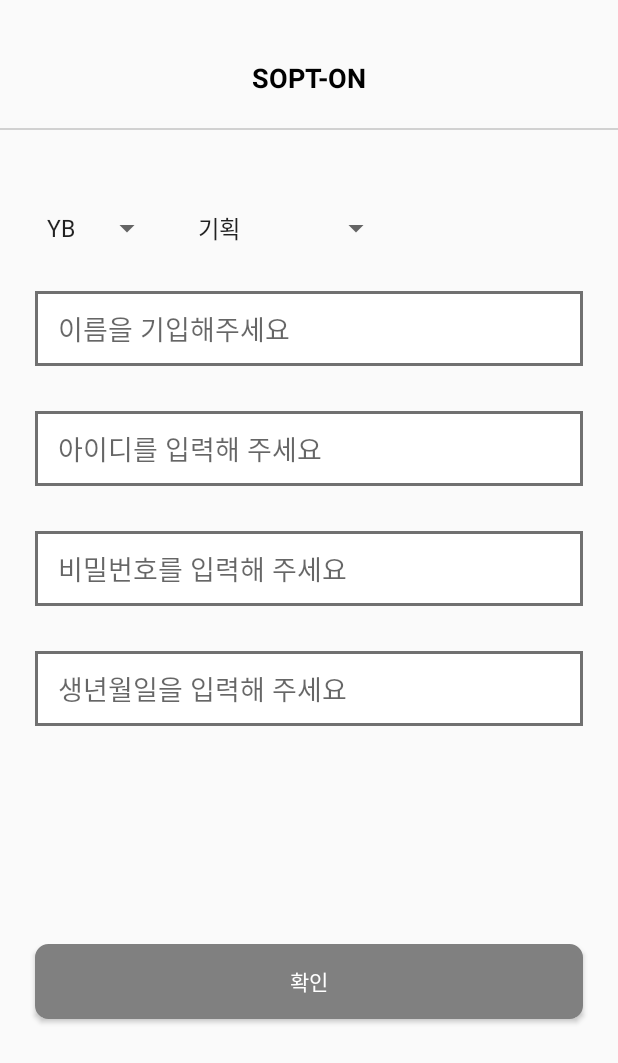
After one commit to SOPTKATHON-SoptOn/Sopt-On, an Android app: the RegisterActivity screen opened directly, with no data from a screen before it, on a phone screen of 412 x 824 dp. The commit adds this screen. Shown: the top 1063 px of the screen. Run offline under Robolectric (Android 15) with nearby library versions, the phone set to English and light mode, and no system bars.

Commit message:
add Register

```diff
--- /dev/null
+++ b/app/src/main/java/com/example/sopkathon/RegisterActivity.kt
@@ -0,0 +1,47 @@
+package com.example.sopkathon
+
+import androidx.appcompat.app.AppCompatActivity
+import android.os.Bundle
+import android.view.View
+import android.widget.AdapterView
+import android.widget.ArrayAdapter
+import com.example.sopkathon.data.RequestRegister
+import com.example.sopkathon.network.RequestRegisterToServer
+import kotlinx.android.synthetic.main.activity_register.*
+
+class RegisterActivity : AppCompatActivity() {
+
+    val requestToServer = RequestRegisterToServer
+
+    override fun onCreate(savedInstanceState: Bundle?) {
+        super.onCreate(savedInstanceState)
+        setContentView(R.layout.activity_register)
+
+
+        bt_complete.setOnClickListener() {
+            if (ed_id.text.isNullOrBlank() || ed_password.text.isNullOrBlank() || ed_name.text.isNullOrBlank() || ed_birthday.text.isNullOrBlank()) {
+                showToast("가입 정보를 확인하세요")
+            }   else {
+                requestToServer.service.requestRegister(
+                    RequestRegister(
+                        name = ed_name.text.toString(),
+                        birthday = ed_birthday.text.toString(),
+                        id = ed_id.text.toString(),
+                        password = ed_password.text.toString()
+                    )
+                ).customEnqueue(
+                    onError = { showToast("올바르지 못한 요청입니다")},
+                    onSuccess = {
+                        if(it.success){
+                            showToast("회원가입 성공")
+                            startActivity<MainActivity>()
+                            finish()
+                        }else {
+                            showToast("가입 정보를 확인하세요.")
+                        }
+                    }
+                )
+            }
+        }
+    }
+}
--- /dev/null
+++ b/app/src/main/java/com/example/sopkathon/data/RequestLogin.kt
@@ -0,0 +1,6 @@
+package com.example.sopkathon.data
+
+data class RequestLogin (
+    val id : String,
+    val password : String
+)
--- /dev/null
+++ b/app/src/main/res/drawable/register_button.xml
@@ -0,0 +1,11 @@
+<?xml version="1.0" encoding="utf-8"?>
+<selector xmlns:android="http://schemas.android.com/apk/res/android">
+    <item>
+        <shape>
+            <size android:width="300dp" android:height="50dp"/>
+            <solid android:color="#808080"/>
+            <stroke android:color="#808080" android:width="2dp"/>
+            <corners android:radius="8dp"/>
+        </shape>
+    </item>
+</selector>
--- /dev/null
+++ b/app/src/main/res/drawable/register_ed.xml
@@ -0,0 +1,10 @@
+<?xml version="1.0" encoding="utf-8"?>
+<selector xmlns:android="http://schemas.android.com/apk/res/android">
+    <item>
+        <shape>
+            <size android:width="300dp" android:height="50dp"/>
+            <solid android:color="#ffffff"/>
+            <stroke android:color="#707070" android:width="2dp"/>
+        </shape>
+    </item>
+</selector>
--- /dev/null
+++ b/app/src/main/res/layout/activity_register.xml
@@ -0,0 +1,110 @@
+<?xml version="1.0" encoding="utf-8"?>
+<androidx.constraintlayout.widget.ConstraintLayout
+    xmlns:android="http://schemas.android.com/apk/res/android"
+    xmlns:app="http://schemas.android.com/apk/res-auto"
+    xmlns:tools="http://schemas.android.com/tools"
+    android:layout_width="match_parent"
+    android:layout_height="match_parent"
+    tools:context=".RegisterActivity">
+
+    <include
+        android:id="@+id/register_toolbar"
+        layout="@layout/register_toolbar" />
+
+    <View
+        android:id="@+id/underLine"
+        android:layout_width="0dp"
+        android:layout_height="1dp"
+        android:background="#d1d1d1"
+        android:layout_marginTop="5dp"
+        app:layout_constraintTop_toBottomOf="@id/register_toolbar"
+        app:layout_constraintStart_toStartOf="parent"
+        app:layout_constraintEnd_toEndOf="parent" />
+
+    <Spinner
+        android:id="@+id/ybob_spinner"
+        android:layout_width="wrap_content"
+        android:layout_height="wrap_content"
+        android:entries="@array/ybob_array"
+        android:layout_marginTop="60dp"
+        android:layout_marginLeft="23dp"
+        app:layout_constraintTop_toBottomOf="@id/register_toolbar"
+        app:layout_constraintStart_toStartOf="parent" />
+
+    <Spinner
+        android:id="@+id/part_spineer"
+        android:layout_width="wrap_content"
+        android:layout_height="wrap_content"
+        android:entries="@array/part_array"
+        android:layout_marginLeft="15dp"
+        app:layout_constraintTop_toTopOf="@id/ybob_spinner"
+        app:layout_constraintStart_toEndOf="@id/ybob_spinner" />
+
+    <EditText
+        android:id="@+id/ed_name"
+        android:layout_width="0dp"
+        android:layout_height="wrap_content"
+        android:inputType="text"
+        android:hint="이름을 기입해주세요"
+        android:background="@drawable/register_ed"
+        android:layout_marginTop="30dp"
+        android:layout_marginRight="23dp"
+        android:paddingLeft="15dp"
+        app:layout_constraintTop_toBottomOf="@id/ybob_spinner"
+        app:layout_constraintStart_toStartOf="@id/ybob_spinner"
+        app:layout_constraintEnd_toEndOf="parent" />
+
+    <EditText
+        android:id="@+id/ed_id"
+        android:layout_width="0dp"
+        android:layout_height="wrap_content"
+        android:inputType="text"
+        android:hint="아이디를 입력해 주세요"
+        android:layout_marginTop="30dp"
+        android:paddingLeft="15dp"
+        android:background="@drawable/register_ed"
+        app:layout_constraintTop_toBottomOf="@id/ed_name"
+        app:layout_constraintStart_toStartOf="@id/ed_name"
+        app:layout_constraintEnd_toEndOf="@id/ed_name"/>
+
+
+    <EditText
+        android:id="@+id/ed_password"
+        android:layout_width="0dp"
+        android:layout_height="wrap_content"
+        android:inputType="textPassword"
+        android:hint="비밀번호를 입력해 주세요"
+        android:layout_marginTop="30dp"
+        android:paddingLeft="15dp"
+        android:background="@drawable/register_ed"
+        app:layout_constraintTop_toBottomOf="@id/ed_id"
+        app:layout_constraintStart_toStartOf="@id/ed_name"
+        app:layout_constraintEnd_toEndOf="@id/ed_name"/>
+
+
+    <EditText
+        android:id="@+id/ed_birthday"
+        android:layout_width="0dp"
+        android:layout_height="wrap_content"
+        android:inputType="textPassword"
+        android:hint="생년월일을 입력해 주세요"
+        android:layout_marginTop="30dp"
+        android:paddingLeft="15dp"
+        android:background="@drawable/register_ed"
+        app:layout_constraintTop_toBottomOf="@id/ed_password"
+        app:layout_constraintStart_toStartOf="@id/ed_name"
+        app:layout_constraintEnd_toEndOf="@id/ed_name"/>
+
+    <Button
+        android:id="@+id/bt_complete"
+        android:layout_width="0dp"
+        android:layout_height="wrap_content"
+        android:layout_marginTop="80dp"
+        android:background="@drawable/register_button"
+        android:text="확인"
+        android:textColor="#ffffff"
+        app:layout_constraintBottom_toBottomOf="parent"
+        app:layout_constraintEnd_toEndOf="@id/ed_name"
+        app:layout_constraintStart_toStartOf="@id/ed_name"
+        app:layout_constraintTop_toBottomOf="@id/ed_password" />
+</androidx.constraintlayout.widget.ConstraintLayout>
--- /dev/null
+++ b/app/src/main/res/layout/register_toolbar.xml
@@ -0,0 +1,29 @@
+<?xml version="1.0" encoding="utf-8"?>
+<androidx.constraintlayout.widget.ConstraintLayout
+    xmlns:android="http://schemas.android.com/apk/res/android"
+    xmlns:app="http://schemas.android.com/apk/res-auto" xmlns:tools="http://schemas.android.com/tools"
+    android:orientation="vertical"
+    android:layout_width="match_parent"
+    android:layout_height="wrap_content">
+
+    <androidx.appcompat.widget.Toolbar
+        xmlns:android="http://schemas.android.com/apk/res/android"
+        xmlns:app="http://schemas.android.com/apk/res-auto"
+        android:layout_width="match_parent" android:layout_height="wrap_content"
+        app:contentInsetStart="0dp"
+        tools:layout_editor_absoluteX="0dp" app:layout_constraintTop_toTopOf="parent"
+        android:layout_marginTop="24dp">
+
+        <TextView
+            android:id="@+id/txt_toolbar"
+            android:layout_width="wrap_content"
+            android:layout_height="wrap_content"
+            android:textSize="18sp"
+            android:textColor="#000000"
+            android:textStyle="bold"
+            android:layout_gravity="center"
+            android:text="SOPT-ON"/>
+
+    </androidx.appcompat.widget.Toolbar>
+
+</androidx.constraintlayout.widget.ConstraintLayout>
--- a/app/src/main/res/values/strings.xml
+++ b/app/src/main/res/values/strings.xml
@@ -1,3 +1,14 @@
 <resources>
     <string name="app_name">SOPKATHON</string>
+    <string-array name="ybob_array">
+        <item>YB</item>
+        <item>OB</item>
+    </string-array>
+    <string-array name="part_array">
+        <item>기획</item>
+        <item>디자인</item>
+        <item>서버</item>
+        <item>안드로이드</item>
+        <item>IOS</item>
+    </string-array>
 </resources>
```
Also changed, not shown: app/build.gradle (+22 -1 lines), app/src/main/AndroidManifest.xml (+6 -5 lines), app/src/main/java/com/example/sopkathon/LoginActivity.kt (+12 -0 lines), app/src/main/java/com/example/sopkathon/customEnqueue.kt (added, +24 -0 lines), app/src/main/java/com/example/sopkathon/data/RequestRegister.kt (added, +8 -0 lines), app/src/main/java/com/example/sopkathon/data/ResponseLogin.kt (added, +12 -0 lines), app/src/main/java/com/example/sopkathon/data/ResponseRegister.kt (added, +7 -0 lines), app/src/main/java/com/example/sopkathon/network/RequestLoginInterface.kt (added, +12 -0 lines), app/src/main/java/com/example/sopkathon/network/RequestLoginToServer.kt (added, +14 -0 lines), app/src/main/java/com/example/sopkathon/network/RequestRegisterInterface.kt (added, +12 -0 lines), app/src/main/java/com/example/sopkathon/network/RequestRegisterToServer.kt (added, +14 -0 lines), app/src/main/java/com/example/sopkathon/showToast.kt (added, +8 -0 lines), app/src/main/java/com/example/sopkathon/startActivity.kt (added, +10 -0 lines).
